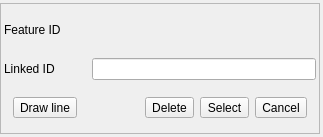
The window that ui/ui_linker.ui (3nids/linkit) describes before a commit, drawn with Qt 5.
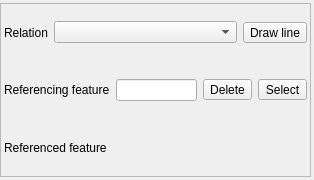
The same window after the commit. Icons and pictures are not drawn. Custom widgets are drawn as their Qt base class.

Commit message: new version using project relations and native QGIS widget

The edit to the form file:
```diff
--- a/ui/ui_linker.ui
+++ b/ui/ui_linker.ui
@@ -6,14 +6,20 @@
    <rect>
     <x>0</x>
     <y>0</y>
-    <width>323</width>
-    <height>137</height>
+    <width>314</width>
+    <height>180</height>
    </rect>
   </property>
+  <property name="minimumSize">
+   <size>
+    <width>314</width>
+    <height>180</height>
+   </size>
+  </property>
   <property name="maximumSize">
    <size>
     <width>524287</width>
-    <height>150</height>
+    <height>400</height>
    </size>
   </property>
   <property name="windowTitle">
@@ -48,24 +54,104 @@
        <property name="margin">
         <number>3</number>
        </property>
-       <item row="2" column="0">
-        <widget class="QLabel" name="label_2">
-         <property name="text">
-          <string>Linked ID</string>
-         </property>
-        </widget>
-       </item>
-       <item row="0" column="0">
-        <widget class="QLabel" name="label">
-         <property name="text">
-          <string>Feature ID</string>
-         </property>
-        </widget>
-       </item>
        <item row="3" column="0">
+        <widget class="QWidget" name="referencedFeatureLayout" native="true">
+         <layout class="QHBoxLayout" name="horizontalLayout_3">
+          <property name="margin">
+           <number>0</number>
+          </property>
+          <item>
+           <widget class="QLabel" name="label_3">
+            <property name="text">
+             <string>Referenced feature</string>
+            </property>
+           </widget>
+          </item>
+          <item>
+           <widget class="QgsRelationReferenceWidget" name="relationReferenceWidget">
+            <property name="sizePolicy">
+             <sizepolicy hsizetype="MinimumExpanding" vsizetype="Preferred">
+              <horstretch>0</horstretch>
+              <verstretch>0</verstretch>
+             </sizepolicy>
+            </property>
+           </widget>
+          </item>
+         </layout>
+        </widget>
+       </item>
+       <item row="2" column="0">
+        <widget class="QWidget" name="referencingFeatureLayout" native="true">
+         <layout class="QHBoxLayout" name="horizontalLayout">
+          <property name="margin">
+           <number>0</number>
+          </property>
+          <item>
+           <widget class="QLabel" name="label_2">
+            <property name="text">
+             <string>Referencing feature</string>
+            </property>
+           </widget>
+          </item>
+          <item>
+           <widget class="QLineEdit" name="referencingFeatureLineEdit">
+            <property name="readOnly">
+             <bool>true</bool>
+            </property>
+           </widget>
+          </item>
+          <item>
+           <widget class="QToolButton" name="highlightReferencingFeatureButton">
+            <property name="text">
+             <string>Delete</string>
+            </property>
+            <property name="icon">
+             <iconset>
+              <normaloff>../icons/highlight.svg</normaloff>../icons/highlight.svg</iconset>
+            </property>
+           </widget>
+          </item>
+          <item>
+           <widget class="QToolButton" name="identifyReferencingFeatureButton">
+            <property name="text">
+             <string>Select</string>
+            </property>
+            <property name="icon">
+             <iconset>
+              <normaloff>../icons/maptool.svg</normaloff>../icons/maptool.svg</iconset>
+            </property>
+           </widget>
+          </item>
+         </layout>
+        </widget>
+       </item>
+       <item row="1" column="0">
         <widget class="QWidget" name="widget_2" native="true">
-         <layout class="QGridLayout" name="gridLayout_4">
-          <item row="0" column="0">
+         <layout class="QHBoxLayout" name="horizontalLayout_2">
+          <property name="margin">
+           <number>0</number>
+          </property>
+          <item>
+           <widget class="QLabel" name="label">
+            <property name="text">
+             <string>Relation</string>
+            </property>
+           </widget>
+          </item>
+          <item>
+           <widget class="QComboBox" name="relationComboBox">
+            <property name="sizePolicy">
+             <sizepolicy hsizetype="MinimumExpanding" vsizetype="Fixed">
+              <horstretch>0</horstretch>
+              <verstretch>0</verstretch>
+             </sizepolicy>
+            </property>
+            <property name="sizeAdjustPolicy">
+             <enum>QComboBox::AdjustToContents</enum>
+            </property>
+           </widget>
+          </item>
+          <item>
            <widget class="QToolButton" name="drawButton">
             <property name="text">
              <string>Draw line</string>
@@ -82,81 +168,19 @@
          </layout>
         </widget>
        </item>
-       <item row="3" column="1">
-        <widget class="QWidget" name="editButtonWidget" native="true">
-         <layout class="QGridLayout" name="gridLayout">
-          <item row="1" column="1">
-           <widget class="QToolButton" name="deleteButton">
-            <property name="text">
-             <string>Delete</string>
-            </property>
-            <property name="icon">
-             <iconset>
-              <normaloff>../icons/delete.svg</normaloff>../icons/delete.svg</iconset>
-            </property>
-           </widget>
-          </item>
-          <item row="1" column="3">
-           <widget class="QToolButton" name="cancelButton">
-            <property name="text">
-             <string>Cancel</string>
-            </property>
-            <property name="icon">
-             <iconset>
-              <normaloff>../icons/cancel.svg</normaloff>../icons/cancel.svg</iconset>
-            </property>
-           </widget>
-          </item>
-          <item row="1" column="0">
-           <spacer name="horizontalSpacer">
-            <property name="orientation">
-             <enum>Qt::Horizontal</enum>
-            </property>
-            <property name="sizeHint" stdset="0">
-             <size>
-              <width>40</width>
-              <height>20</height>
-             </size>
-            </property>
-           </spacer>
-          </item>
-          <item row="1" column="2">
-           <widget class="QToolButton" name="selectButton">
-            <property name="text">
-             <string>Select</string>
-            </property>
-            <property name="icon">
-             <iconset>
-              <normaloff>../icons/maptool.svg</normaloff>../icons/maptool.svg</iconset>
-            </property>
-           </widget>
-          </item>
-         </layout>
-        </widget>
-       </item>
-       <item row="2" column="1">
-        <widget class="QLineEdit" name="linkedItemID">
-         <property name="frame">
-          <bool>true</bool>
-         </property>
-         <property name="readOnly">
-          <bool>true</bool>
-         </property>
-        </widget>
-       </item>
-       <item row="0" column="1">
-        <widget class="QLabel" name="featureIdLabel">
-         <property name="text">
-          <string/>
-         </property>
-        </widget>
-       </item>
       </layout>
      </widget>
     </item>
    </layout>
   </widget>
  </widget>
+ <customwidgets>
+  <customwidget>
+   <class>QgsRelationReferenceWidget</class>
+   <extends>QWidget</extends>
+   <header>qgsrelationreferencewidget.h</header>
+  </customwidget>
+ </customwidgets>
  <resources/>
  <connections/>
 </ui>
```
Left out of the diff: 3 changed lines with no effect on the pictures. The commit also changes 16 other files.
